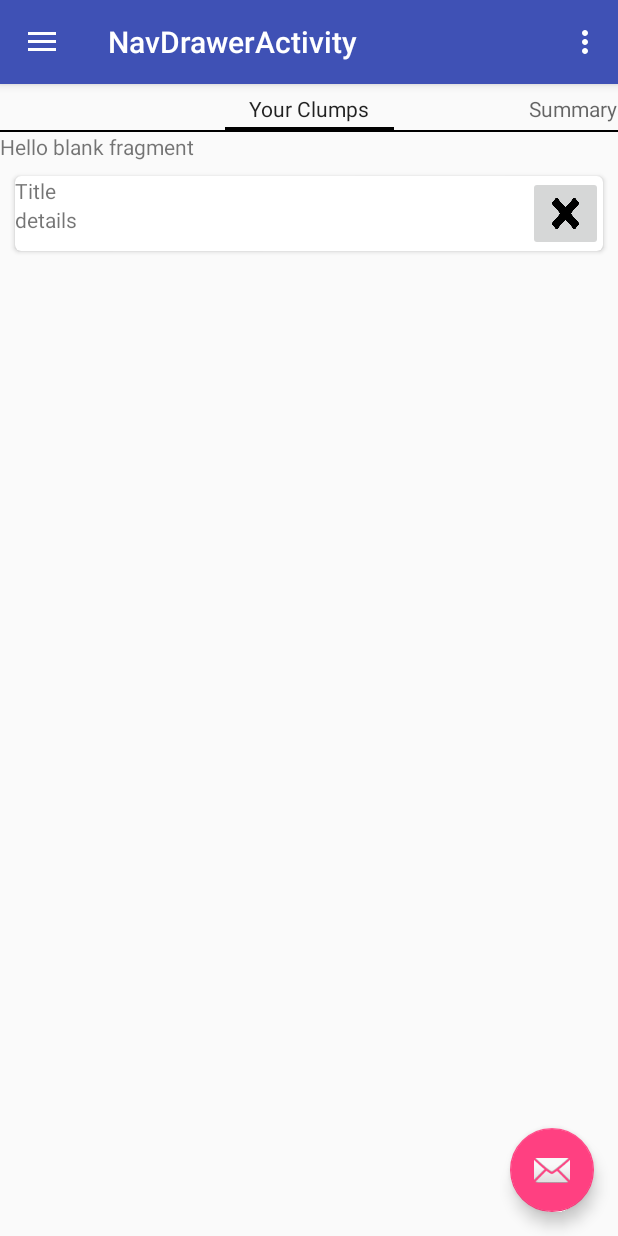
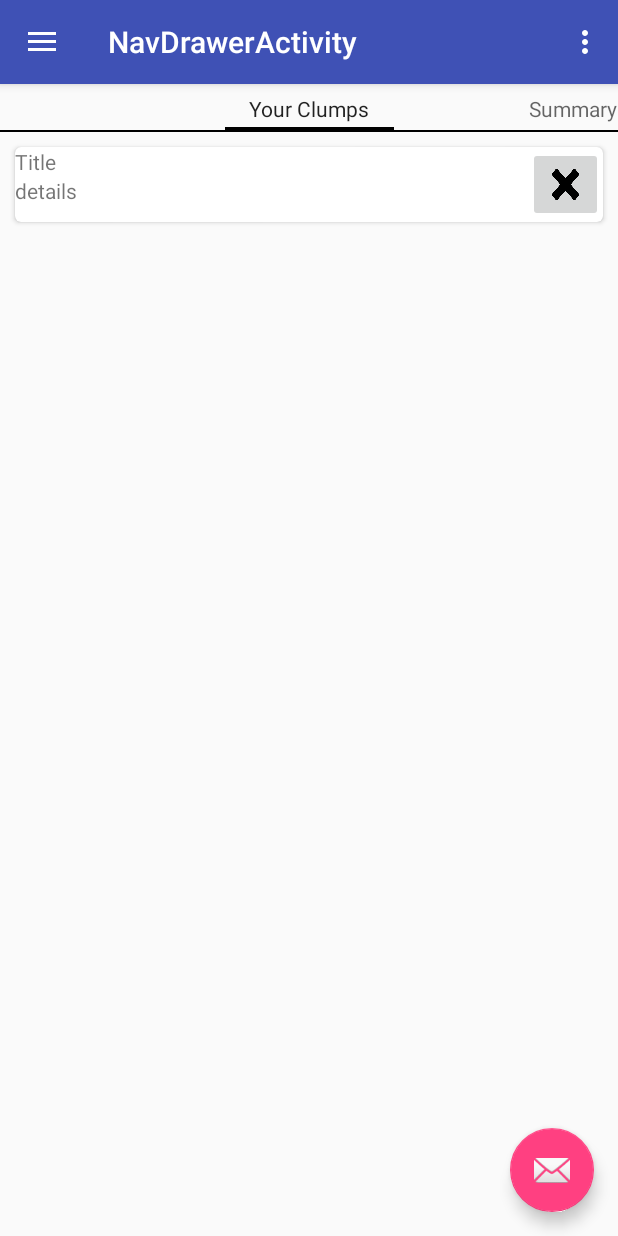
Before and after one commit to carolynryan20/MobileFinalProject, an Android app: the ClumpFragment screen opened directly, with no data from a screen before it, on a phone screen of 412 x 824 dp. Run offline under Robolectric (Android 15) with nearby library versions, the light colour scheme and no system bars; our stand-ins replace Firebase (no records; nobody signed in at launch, a user with empty details on screens opened directly).

```diff
--- a/app/src/main/java/hu/ait/android/mobilefinalproject/AccountActivity.java
+++ b/app/src/main/java/hu/ait/android/mobilefinalproject/AccountActivity.java
@@ -25,7 +25,7 @@ public class AccountActivity extends Activity{
     @Override
     protected void onCreate(Bundle savedInstanceState) {
         super.onCreate(savedInstanceState);
-        setContentView(R.layout.activity_account);
+        setContentView(R.layout.fragment_user);
 
 
         ButterKnife.bind(this);
--- a/app/src/main/java/hu/ait/android/mobilefinalproject/fragments/UserFragment.java
+++ b/app/src/main/java/hu/ait/android/mobilefinalproject/fragments/UserFragment.java
@@ -30,7 +30,7 @@ public class UserFragment extends Fragment {
     @Nullable
     @Override
     public View onCreateView(LayoutInflater inflater, @Nullable ViewGroup container, @Nullable Bundle savedInstanceState) {
-        root = inflater.inflate(R.layout.activity_account, container, false);
+        root = inflater.inflate(R.layout.fragment_user, container, false);
 
 //        ViewPager pager = (ViewPager) root.findViewById(R.id.pager);
 //        pager.setAdapter(new MainPagerAdapter(this.getFragmentManager(), getContext()));
--- a/app/src/main/res/layout/fragment_clump.xml
+++ b/app/src/main/res/layout/fragment_clump.xml
@@ -9,11 +9,6 @@
         android:layout_width="match_parent"
         android:layout_height="match_parent"
         android:orientation="vertical">
-
-        <TextView
-            android:layout_width="match_parent"
-            android:layout_height="wrap_content"
-            android:text="@string/hello_blank_fragment" />
 
         <android.support.v7.widget.RecyclerView
             android:id="@+id/recyclerClump"
```
